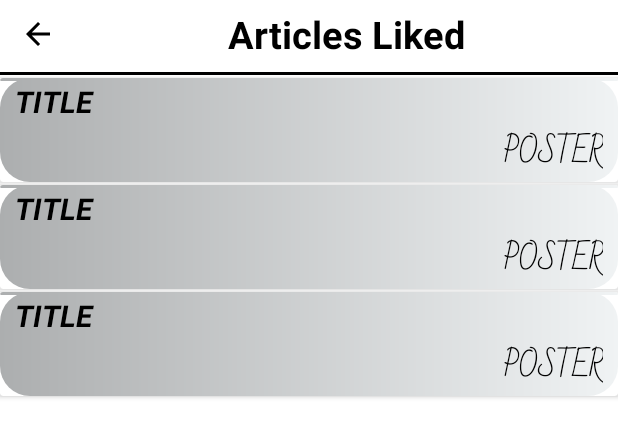
After one commit to vuonghieu147/Plant_application, an Android app: the layout activity_articles_liked.xml on its own in the app's theme, with its tools: preview values and no code run, on a phone screen of 412 x 824 dp. The commit adds this screen. Shown: the top 437 px of the screen. Run offline under Robolectric (Android 15) with nearby library versions, the phone set to English and light mode, and no system bars; Roboto replaces fonts that are not available here.

Commit message:
update 5

```diff
--- a/Plant Application/app/build.gradle
+++ b/Plant Application/app/build.gradle
@@ -63,6 +63,7 @@ dependencies {
     implementation 'androidx.compose.material3:material3'
     implementation 'androidx.navigation:navigation-fragment-ktx:2.6.0'
     implementation 'androidx.navigation:navigation-ui-ktx:2.6.0'
+    implementation 'androidx.activity:activity:1.10.0'
     testImplementation 'junit:junit:4.13.2'
     androidTestImplementation 'androidx.test.ext:junit:1.1.5'
     androidTestImplementation 'androidx.test.espresso:espresso-core:3.5.1'
--- a/Plant Application/app/src/main/AndroidManifest.xml
+++ b/Plant Application/app/src/main/AndroidManifest.xml
@@ -19,6 +19,9 @@
         android:supportsRtl="true"
         android:theme="@style/Theme.App_F"
         tools:targetApi="31">
+        <activity
+            android:name=".ArticlesLiked"
+            android:exported="false" />
         <activity
             android:name=".Introduction"
             android:exported="true">
@@ -45,7 +48,7 @@
             android:exported="false" />
         <activity
             android:name=".NavHome"
-            android:exported="false"/>
+            android:exported="false" />
         <activity
             android:name=".InfoSpecies"
             android:exported="false" />
--- a/Plant Application/app/src/main/java/com/example/app_f/ArticlesAdapter.kt
+++ b/Plant Application/app/src/main/java/com/example/app_f/ArticlesAdapter.kt
@@ -1,7 +1,6 @@
 package com.example.app_f
 
 import android.content.Intent
-import android.os.Bundle
 import android.view.LayoutInflater
 import android.view.View
 import android.view.ViewGroup
@@ -23,8 +22,8 @@ class ArticlesAdapter(private val articles: ArrayList<ArticlesData>): RecyclerVi
 
     override fun onCreateViewHolder(parent: ViewGroup, viewType: Int): ArticlesAdapter.ViewHolder {
         val itemView1 = LayoutInflater.from(parent.context).inflate(R.layout.item_articles,parent,false)
-        val holder_1 = ArticlesAdapter.ViewHolder(itemView1)
-        return holder_1
+        val holder = ArticlesAdapter.ViewHolder(itemView1)
+        return holder
     }
 
     override fun getItemCount(): Int {
--- a/Plant Application/app/src/main/java/com/example/app_f/SignUpActivity.kt
+++ b/Plant Application/app/src/main/java/com/example/app_f/SignUpActivity.kt
@@ -109,7 +109,7 @@ class SignUpActivity : AppCompatActivity() {
         val containsDigit = inputPassword.contains(digitRegex)
         val containsSpecialChar = inputPassword.contains(specialChars)
 
-        if (inputPassword.length < 11 || !containsLowerCase || !containsUpperCase || !containsDigit ||!containsSpecialChar) {
+        if (inputPassword.length < 9 || !containsLowerCase || !containsUpperCase || !containsDigit ||!containsSpecialChar) {
             Toast.makeText(this, "Mật khẩu phải có ít nhất 11 ký tự bao gồm ít nhất một chữ cái, số và kí tự đặc biệt, viết thường và viết hoa", Toast.LENGTH_SHORT).show()
             return
         }
--- a/Plant Application/app/src/main/java/com/example/app_f/SpeciesLikedData.kt
+++ b/Plant Application/app/src/main/java/com/example/app_f/SpeciesLikedData.kt
@@ -1,3 +1,5 @@
 package com.example.app_f
 
-data class SpeciesLikedData (val nameSpeciesLiked: String)
+import com.google.firestore.v1.Document
+
+data class SpeciesLikedData (val nameSpeciesLiked: String, val documentId: String)
--- /dev/null
+++ b/Plant Application/app/src/main/res/layout/activity_articles_liked.xml
@@ -0,0 +1,53 @@
+<?xml version="1.0" encoding="utf-8"?>
+<LinearLayout xmlns:android="http://schemas.android.com/apk/res/android"
+    xmlns:app="http://schemas.android.com/apk/res-auto"
+    xmlns:tools="http://schemas.android.com/tools"
+    android:layout_width="match_parent"
+    android:layout_height="match_parent"
+    tools:context=".ArticlesLiked"
+    android:background="#FFFFFF"
+    android:orientation="vertical">
+    <LinearLayout
+        android:layout_width="match_parent"
+        android:layout_height="wrap_content">
+        <ImageButton
+            android:id="@+id/articles_liked_back"
+            android:layout_width="50dp"
+            android:layout_height="40dp"
+            android:layout_gravity="left"
+            android:background="@color/white"
+            android:paddingTop="5dp"
+            android:src="@drawable/baseline_arrow_back_24" />
+        <TextView
+            android:layout_width="wrap_content"
+            android:layout_height="wrap_content"
+            android:layout_gravity="center_horizontal"
+            android:layout_weight="1"
+            android:gravity="center_horizontal"
+            android:paddingTop="5dp"
+            android:text="Articles Liked"
+            android:textColor="@color/black"
+            android:textSize="25dp"
+            android:textStyle="bold"
+            />
+    </LinearLayout>
+    <View
+        android:id="@+id/ngang2_articles"
+        android:layout_width="match_parent"
+        android:layout_height="2dp"
+        android:layout_marginTop="8dp"
+        android:background="@color/black" />
+
+    <androidx.recyclerview.widget.RecyclerView
+        android:background="#FFFFFF"
+        android:id="@+id/recycler_view_articles_liked"
+        android:layout_width="match_parent"
+        android:layout_height="match_parent"
+        app:layout_constraintBottom_toBottomOf="parent"
+        app:layout_constraintEnd_toEndOf="parent"
+        app:layout_constraintStart_toStartOf="parent"
+        app:layout_constraintTop_toBottomOf="@+id/title"
+        tools:listitem="@layout/item_articles"
+        />
+
+</LinearLayout>
--- a/Plant Application/app/src/main/res/layout/profile.xml
+++ b/Plant Application/app/src/main/res/layout/profile.xml
@@ -110,7 +110,7 @@
         android:layout_height="wrap_content"
         android:layout_marginTop="3dp"
         android:background="@drawable/profile_select"
-        android:text="User's flower"
+        android:text="User's Species"
         app:layout_constraintEnd_toEndOf="parent"
         app:layout_constraintStart_toStartOf="parent"
         app:layout_constraintTop_toBottomOf="@+id/profile_articles_button" />
```
Also changed, not shown: Plant Application/app/src/main/java/com/example/app_f/ArticlesLiked.kt (added, +42 -0 lines), Plant Application/app/src/main/java/com/example/app_f/SpeciesLiked.kt (+15 -16 lines), Plant Application/app/src/main/java/com/example/app_f/SpeciesLikedAdapter.kt (+8 -2 lines).
